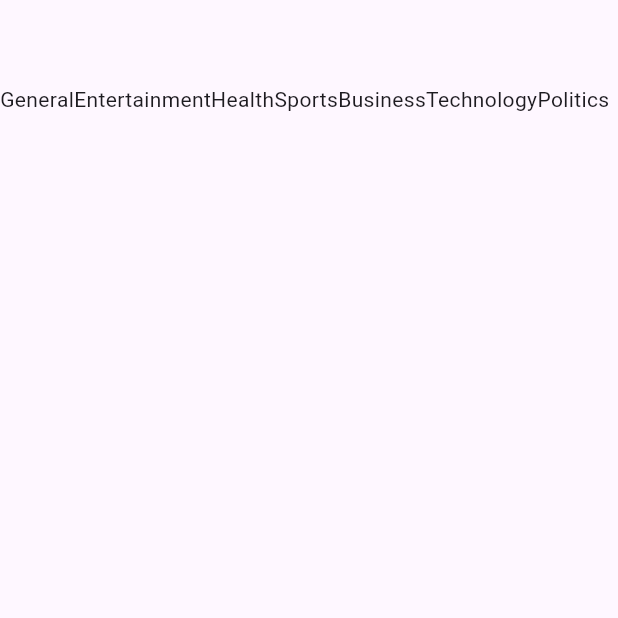
After one commit to ZainR10/flutter_NewsApp, a Flutter app: the screen it shows after launch, on a phone screen of 412 x 824 dp, the top half of it. The commit adds this screen. Run offline on Flutter 3.47's test engine with Material 3 defaults, Android fonts, the phone set to English and light mode, and no system bars; our stand-ins replace cached_network_image, flutter_spinkit, google_fonts.

Commit message:
intialized category screen  ui

```diff
--- /dev/null
+++ b/lib/View/categories.dart
@@ -0,0 +1,49 @@
+import 'package:flutter/material.dart';
+import 'package:flutter/widgets.dart';
+import 'package:flutter_news/view_model/news_view_model.dart';
+import 'package:intl/intl.dart';
+
+class Categories extends StatefulWidget {
+  const Categories({super.key});
+
+  @override
+  State<Categories> createState() => _CategoriesState();
+}
+
+class _CategoriesState extends State<Categories> {
+  NewsViewModel newsViewModel = NewsViewModel();
+
+  final Format = DateFormat('MMMM,dd,yyyy');
+  String categoryName = 'general';
+
+  List<String> categoriesList = [
+    'General',
+    'Entertainment',
+    'Health',
+    'Sports',
+    'Business',
+    'Technology',
+    'Politics'
+  ];
+  @override
+  Widget build(BuildContext context) {
+    return Scaffold(
+      appBar: AppBar(),
+      body: Column(
+        children: [
+          SizedBox(
+            height: 50,
+            child: ListView.builder(
+                scrollDirection: Axis.horizontal,
+                itemCount: categoriesList.length,
+                itemBuilder: (context, index) {
+                  return Container(
+                    child: Text(categoriesList[index].toString()),
+                  );
+                }),
+          ),
+        ],
+      ),
+    );
+  }
+}
--- a/lib/main.dart
+++ b/lib/main.dart
@@ -1,5 +1,6 @@
 import 'package:flutter/material.dart';
-import 'package:flutter_news/home.dart';
+import 'package:flutter_news/View/categories.dart';
+import 'package:flutter_news/View/home_screen.dart';
 
 void main() {
   runApp(const MyApp());
@@ -33,7 +34,7 @@ class MyApp extends StatelessWidget {
         useMaterial3: true,
       ),
       debugShowCheckedModeBanner: false,
-      home: const Home(),
+      home: const Categories(),
     );
   }
 }
```
